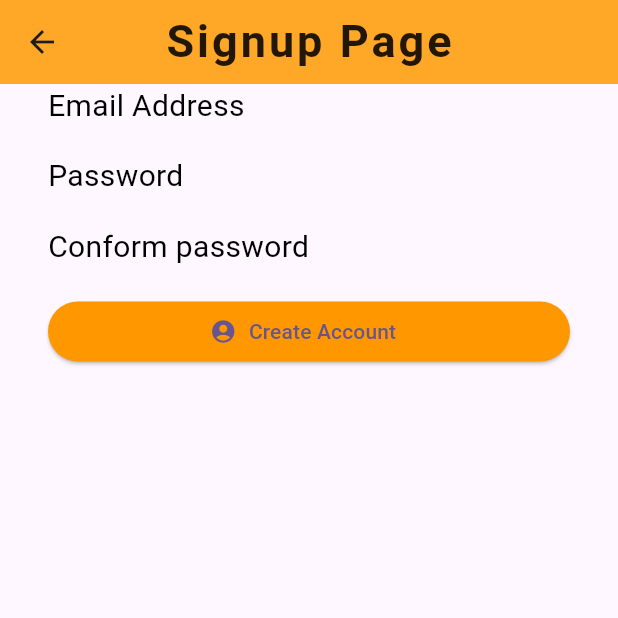
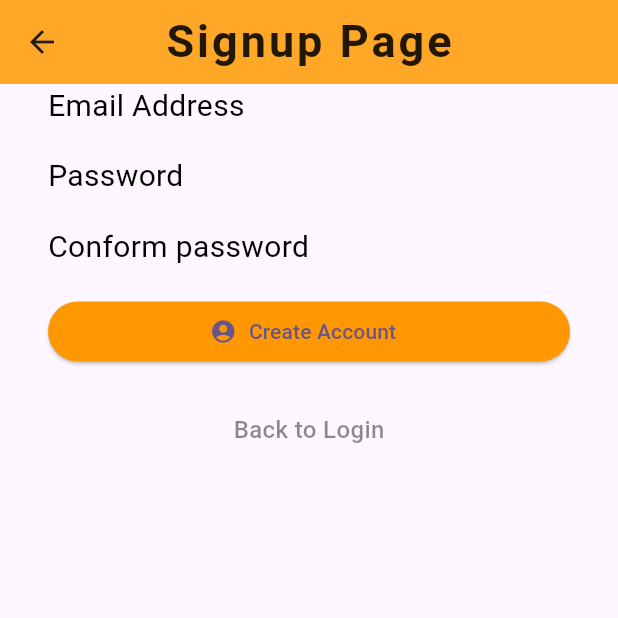
Before and after one commit to Ratndeep1999/database_practice, a Flutter app: the SignupPage screen opened directly, on a phone screen of 412 x 824 dp, the top half of it. Run offline on Flutter 3.47's test engine with Material 3 defaults, Android fonts, the phone set to English and light mode, and no system bars; accounts and stored records are empty.

Commit message:
at bottom back to login page text button add

```diff
--- a/lib/signup_page.dart
+++ b/lib/signup_page.dart
@@ -1,4 +1,5 @@
 import 'package:database_practice/CustomWidgets/button_widget.dart';
+import 'package:database_practice/CustomWidgets/clickable_text_widget.dart';
 import 'package:flutter/material.dart';
 import 'CustomWidgets/label_widget.dart';
 
@@ -63,6 +64,15 @@ class _SignupPageState extends State<SignupPage> {
                 buttonPress: _createAccount,
                 icon: Icons.account_circle,
               ),
+              SizedBox(height: 30.0),
+
+              /// Back to Signing Page
+              Center(
+                child: ClickableTextWidget(
+                  click: () => Navigator.pop(context),
+                  label: 'Back to Login',
+                ),
+              ),
             ],
           ),
         ),
@@ -71,6 +81,5 @@ class _SignupPageState extends State<SignupPage> {
   }
 
   /// Create Account Logic
-  void _createAccount() {
-  }
+  void _createAccount() {}
 }
```
